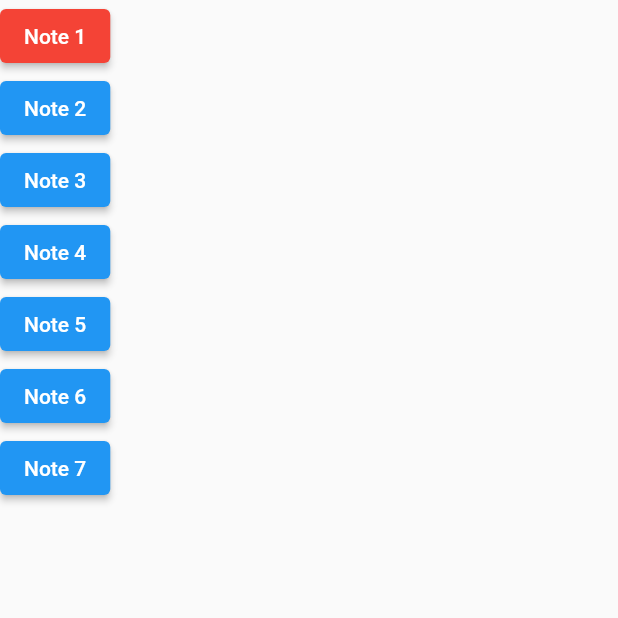
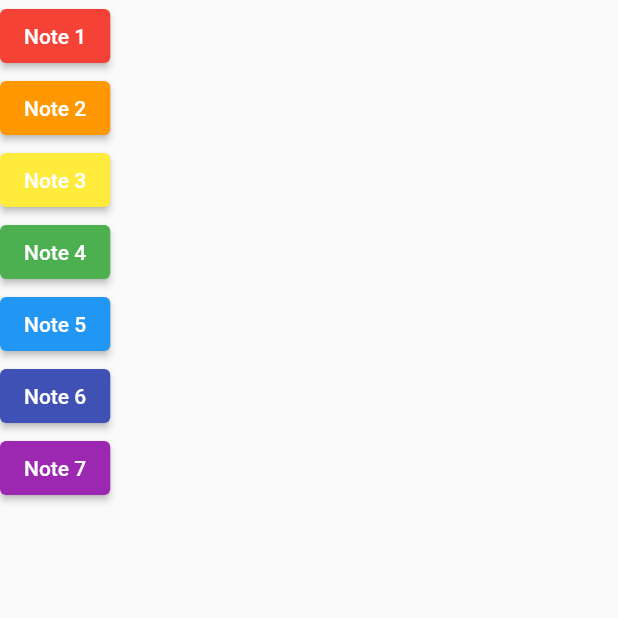
Before and after one commit to thomHayner/flutter_learn_xylophone_app, a Flutter app: the screen it shows after launch, on a phone screen of 412 x 824 dp, the top half of it. Run offline on Flutter 3.47's test engine with Material 2 defaults, Android fonts, the phone set to English and light mode, and no system bars; our stand-ins replace audioplayers.

Commit message:
add colors to each button, use rainbow color scheme

```diff
--- a/lib/main.dart
+++ b/lib/main.dart
@@ -23,6 +23,9 @@ class XylophoneApp extends StatelessWidget {
                   },
                 ),
                 ElevatedButton(
+                  style: ButtonStyle(
+                    backgroundColor: MaterialStateProperty.all<Color>(Colors.orange),
+                  ),
                   child: Text('Note 2'),
                   onPressed: () {
                     final player = AudioCache();
@@ -30,6 +33,9 @@ class XylophoneApp extends StatelessWidget {
                   },
                 ),
                 ElevatedButton(
+                  style: ButtonStyle(
+                    backgroundColor: MaterialStateProperty.all<Color>(Colors.yellow),
+                  ),
                   child: Text('Note 3'),
                   onPressed: () {
                     final player = AudioCache();
@@ -37,6 +43,9 @@ class XylophoneApp extends StatelessWidget {
                   },
                 ),
                 ElevatedButton(
+                  style: ButtonStyle(
+                    backgroundColor: MaterialStateProperty.all<Color>(Colors.green),
+                  ),
                   child: Text('Note 4'),
                   onPressed: () {
                     final player = AudioCache();
@@ -44,6 +53,9 @@ class XylophoneApp extends StatelessWidget {
                   },
                 ),
                 ElevatedButton(
+                  style: ButtonStyle(
+                    backgroundColor: MaterialStateProperty.all<Color>(Colors.blue),
+                  ),
                   child: Text('Note 5'),
                   onPressed: () {
                     final player = AudioCache();
@@ -51,6 +63,9 @@ class XylophoneApp extends StatelessWidget {
                   },
                 ),
                 ElevatedButton(
+                  style: ButtonStyle(
+                    backgroundColor: MaterialStateProperty.all<Color>(Colors.indigo),
+                  ),
                   child: Text('Note 6'),
                   onPressed: () {
                     final player = AudioCache();
@@ -58,6 +73,9 @@ class XylophoneApp extends StatelessWidget {
                   },
                 ),
                 ElevatedButton(
+                  style: ButtonStyle(
+                    backgroundColor: MaterialStateProperty.all<Color>(Colors.purple),
+                  ),
                   child: Text('Note 7'),
                   onPressed: () {
                     final player = AudioCache();
```
